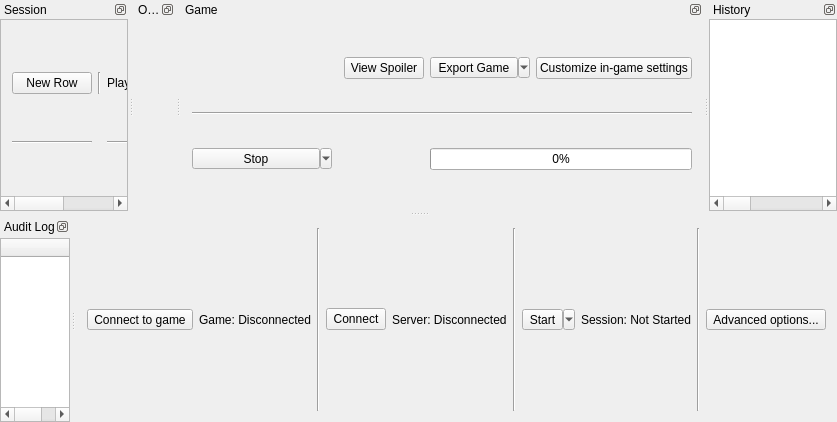
Before: the Qt Designer form randovania/gui/ui_files/game_session.ui in randovania/randovania, drawn with Qt 5.
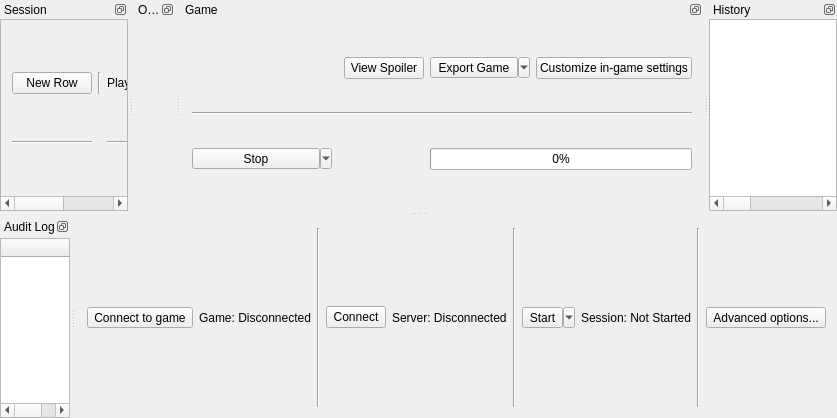
After: the same form once the commit is applied.

```diff
--- a/randovania/gui/ui_files/game_session.ui
+++ b/randovania/gui/ui_files/game_session.ui
@@ -6,8 +6,8 @@
    <rect>
     <x>0</x>
     <y>0</y>
-    <width>770</width>
-    <height>422</height>
+    <width>773</width>
+    <height>418</height>
    </rect>
   </property>
   <property name="windowTitle">
```
Left out of the diff: 9 changed lines with no effect on the pictures.
